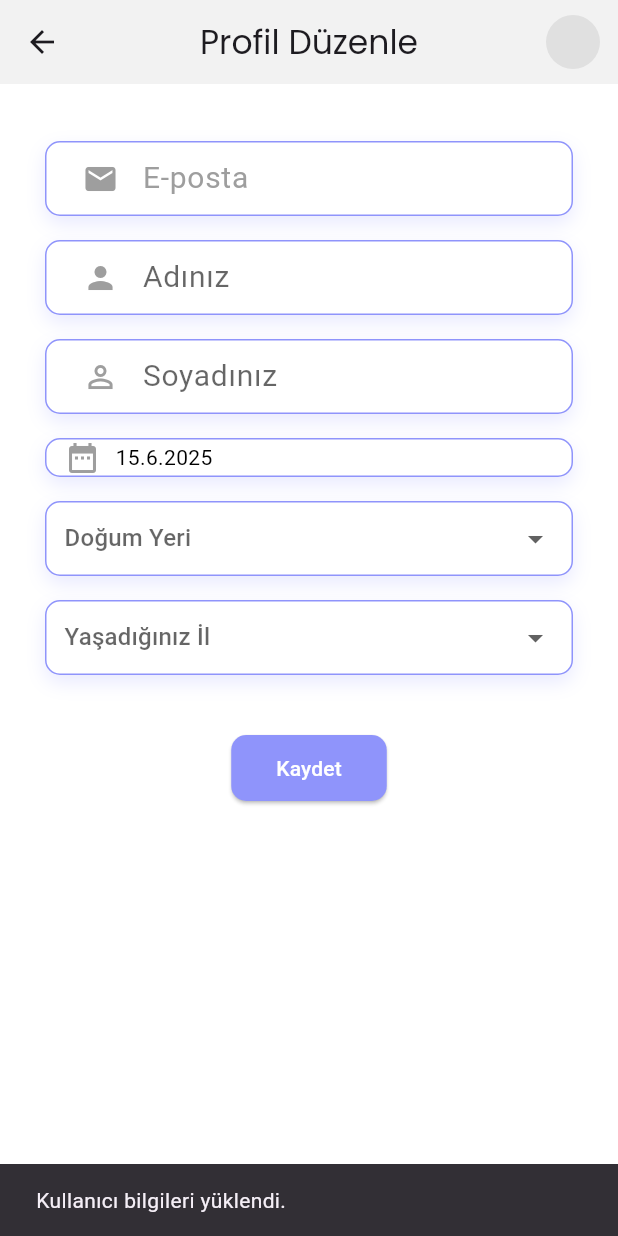
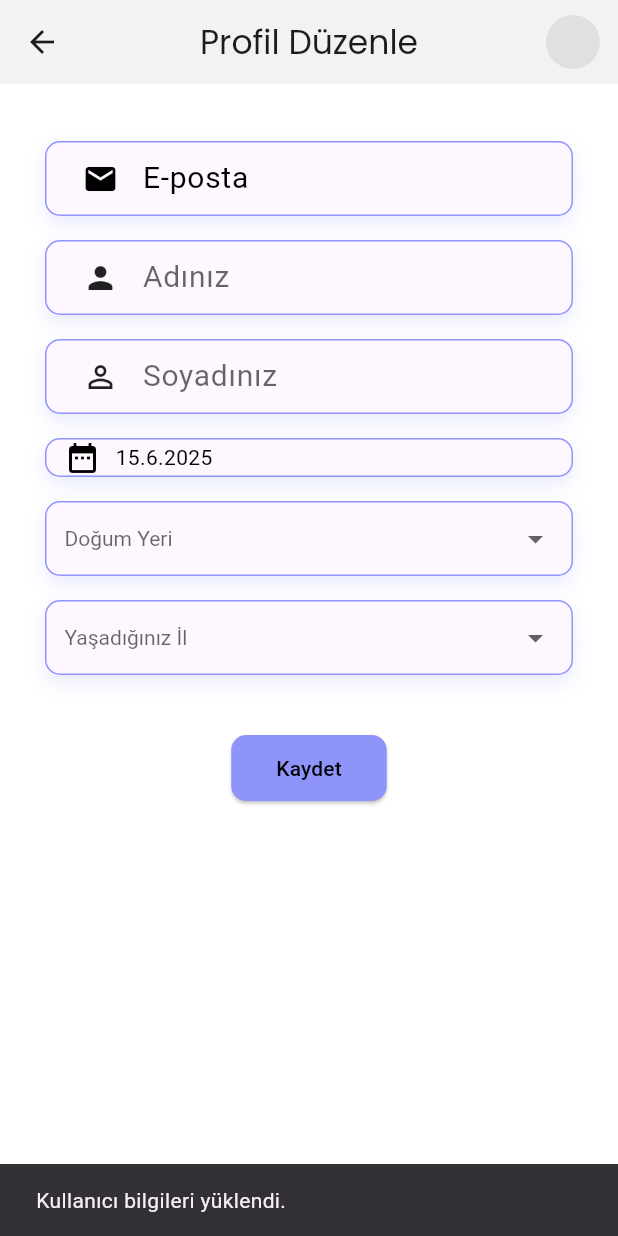
Before and after one commit to tutisnn/Yks_Deneme_takip, a Flutter app: the ProfilDuzenle screen opened by its route, on a phone screen of 412 x 824 dp. Run offline on Flutter 3.47's test engine with Material 3 defaults, Android fonts, the phone set to English and light mode, and no system bars; our stand-ins replace animate_do, cloud_firestore, firebase_auth, firebase_core, google_fonts, google_sign_in and 3 more; accounts and stored records are empty; project files that could hold a hidden picture were left out.

Commit message:
renk düzenleme

```diff
--- a/lib/pages/ProfilDuzenle.dart
+++ b/lib/pages/ProfilDuzenle.dart
@@ -146,7 +146,7 @@ class _ProfilDuzenleState extends State<ProfilDuzenle> {
               onPressed: kullaniciBilgileriniKaydet,
               style: ElevatedButton.styleFrom(
                 backgroundColor: const Color.fromRGBO(143, 148, 251, 1),
-                foregroundColor: Colors.white,
+                foregroundColor: Colors.black,
                 padding: const EdgeInsets.symmetric(horizontal: 30, vertical: 12),
                 shape: RoundedRectangleBorder(
                   borderRadius: BorderRadius.circular(10),
@@ -161,11 +161,12 @@ class _ProfilDuzenleState extends State<ProfilDuzenle> {
   }
 
   Widget _buildStyledField(Widget child) {
+    final theme = Theme.of(context);
     return Container(
       margin: const EdgeInsets.symmetric(vertical: 8),
       padding: const EdgeInsets.symmetric(horizontal: 12),
       decoration: BoxDecoration(
-        color: Colors.white,
+        color: theme.cardColor, // 🖤 Tema uyumlu arkaplan
         borderRadius: BorderRadius.circular(10),
         border: Border.all(color: const Color.fromRGBO(143, 148, 251, 1)),
         boxShadow: const [
@@ -180,28 +181,31 @@ class _ProfilDuzenleState extends State<ProfilDuzenle> {
     );
   }
 
+
   Widget _buildTextField(String hint, TextEditingController controller, {IconData? icon}) {
+    final theme = Theme.of(context);
     return TextField(
       controller: controller,
+      style: TextStyle(color: theme.textTheme.bodyLarge?.color),
       decoration: InputDecoration(
-        prefixIcon: icon != null ? Icon(icon, color: Colors.grey) : null,
+        prefixIcon: icon != null ? Icon(icon, color: theme.iconTheme.color) : null,
         border: InputBorder.none,
         hintText: hint,
-          hintStyle: TextStyle(color: Theme.of(context).hintColor), // blacktheme ekledim
-
+        hintStyle: TextStyle(color: theme.hintColor),
       ),
     );
   }
+
 
   Widget _buildReadOnlyTextField(String hint, TextEditingController controller, {IconData? icon}) {
     return TextField(
       controller: controller,
       enabled: false,
       decoration: InputDecoration(
-        prefixIcon: icon != null ? Icon(icon, color: Colors.grey) : null,
+        prefixIcon: icon != null ? Icon(icon, color: Colors.black) : null,
         border: InputBorder.none,
         hintText: hint,
-        hintStyle: const TextStyle(color: Colors.grey),
+        hintStyle: const TextStyle(color: Colors.black),
       ),
     );
   }
@@ -221,31 +225,36 @@ class _ProfilDuzenleState extends State<ProfilDuzenle> {
       },
       child: Row(
         children: [
-          const Icon(Icons.date_range, color: Colors.grey),
+          const Icon(Icons.date_range, color: Colors.black),
           const SizedBox(width: 10),
           Text(
             selectedDate == null
                 ? "Doğum Tarihi Seç"
                 : "${selectedDate!.day}.${selectedDate!.month}.${selectedDate!.year}",
-            style: TextStyle(color: selectedDate == null ? Colors.grey : Colors.black),
+            style: TextStyle(color: Theme.of(context).textTheme.bodyLarge?.color),
           ),
+
         ],
       ),
     );
   }
 
   Widget _buildDropdown(String label, String? selectedValue, ValueChanged<String?> onChanged) {
+    final theme = Theme.of(context);
     return DropdownButtonFormField<String>(
+      dropdownColor: theme.cardColor, // koyu modda güzel görünmesi için
       decoration: const InputDecoration(border: InputBorder.none),
-      hint: Text(label),
+      hint: Text(label, style: TextStyle(color: theme.hintColor)), // görünür hale getir
       value: selectedValue,
+      style: TextStyle(color: theme.textTheme.bodyLarge?.color),
       items: cities.map((city) {
         return DropdownMenuItem<String>(
           value: city,
-          child: Text(city),
+          child: Text(city, style: TextStyle(color: theme.textTheme.bodyLarge?.color)),
         );
       }).toList(),
       onChanged: onChanged,
     );
   }
+
 }
```
